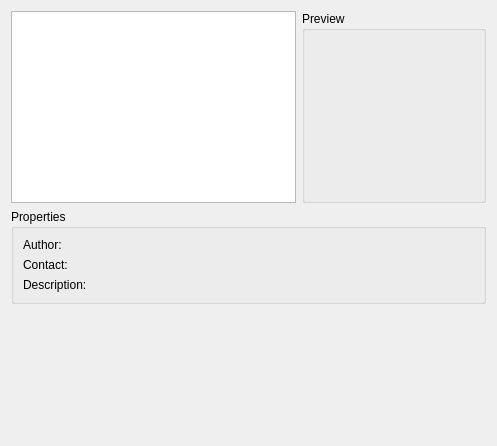
Old version of the form src/kmahjonggbackgroundselector.ui in the repository KDE/libkmahjongg.
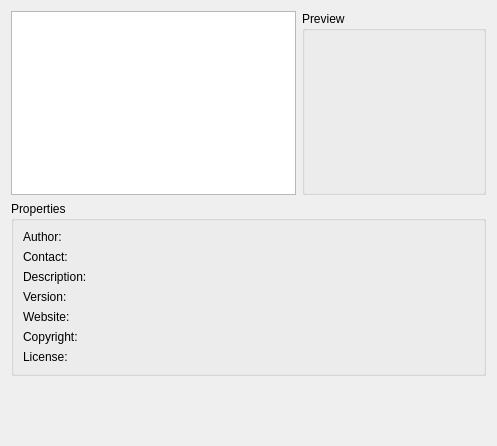
New version of the form.

Commit message:
Backgrounds, tilesets: add version, website, copyright, license, bugReportUrl
Field names inspired by KPluginMetaData keys.

Not yet sure how to display BugReportUrl in UI, but adding already so
3rd-party can consider to use it.

With copyright & license info added to the desktop file, the separate
copyright files should no longer be needed.

Patch:
```diff
--- a/src/kmahjonggbackgroundselector.ui
+++ b/src/kmahjonggbackgroundselector.ui
@@ -93,6 +93,50 @@
       <item row="2" column="1">
        <widget class="QLabel" name="backgroundDescription"/>
       </item>
+      <item row="3" column="0">
+       <widget class="QLabel" >
+        <property name="text" >
+         <string>Version:</string>
+        </property>
+       </widget>
+      </item>
+      <item row="3" column="1">
+       <widget class="QLabel" name="backgroundVersion"/>
+      </item>
+      <item row="4" column="0">
+       <widget class="QLabel" >
+        <property name="text" >
+         <string>Website:</string>
+        </property>
+       </widget>
+      </item>
+      <item row="4" column="1">
+       <widget class="QLabel" name="backgroundWebsite">
+        <property name="openExternalLinks" >
+         <bool>true:</bool>
+        </property>
+       </widget>
+      </item>
+      <item row="5" column="0">
+       <widget class="QLabel" >
+        <property name="text" >
+         <string>Copyright:</string>
+        </property>
+       </widget>
+      </item>
+      <item row="5" column="1">
+       <widget class="QLabel" name="backgroundCopyright"/>
+      </item>
+      <item row="6" column="0">
+       <widget class="QLabel" >
+        <property name="text" >
+         <string>License:</string>
+        </property>
+       </widget>
+      </item>
+      <item row="6" column="1">
+       <widget class="QLabel" name="backgroundLicense"/>   
+      </item>
      </layout>
     </widget>
    </item>
```
The commit also changes 37 other files.
